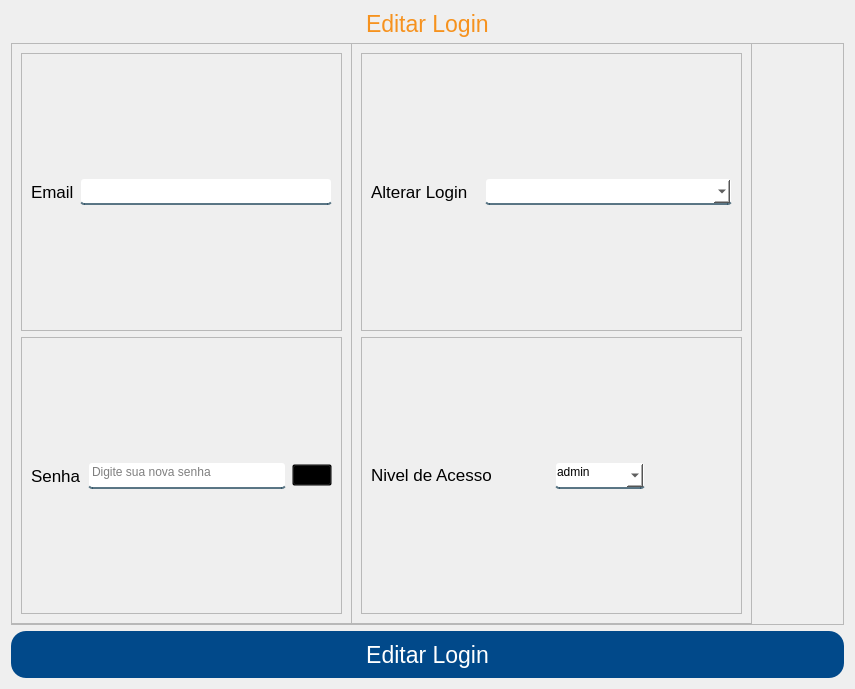
The window that App/view/ui/editarLogin.ui (Senac-SOR-ADS/Mapa-de-Sala) describes before a commit, drawn with Qt 5.
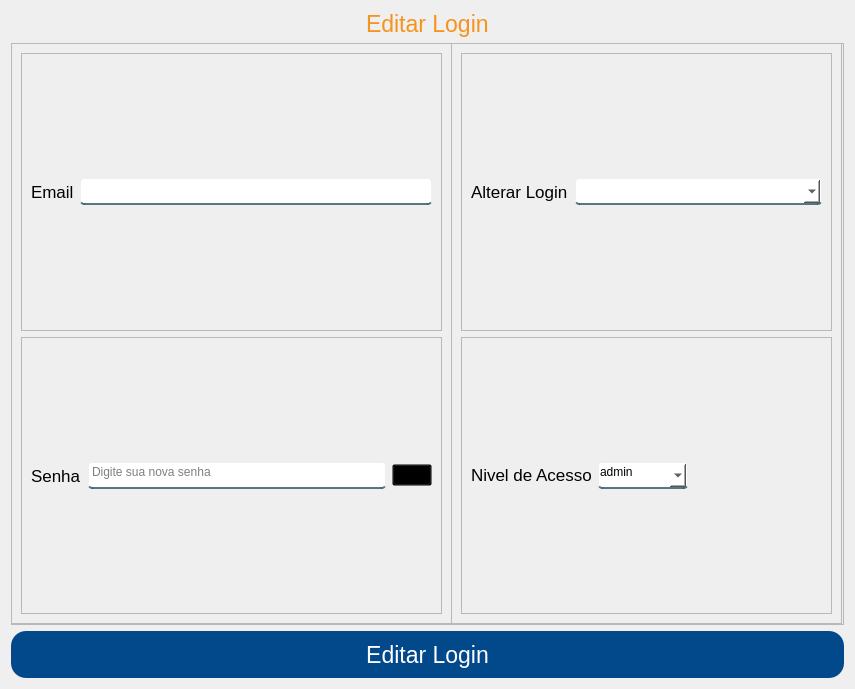
The same window after the commit. Icons and pictures are not drawn.

What changed in the file:
```diff
--- a/App/view/ui/editarLogin.ui
+++ b/App/view/ui/editarLogin.ui
@@ -85,7 +85,7 @@
        <rect>
         <x>0</x>
         <y>0</y>
-        <width>341</width>
+        <width>441</width>
         <height>581</height>
        </rect>
       </property>
@@ -171,8 +171,8 @@
             </property>
             <property name="iconSize">
              <size>
-              <width>30</width>
-              <height>30</height>
+              <width>20</width>
+              <height>20</height>
              </size>
             </property>
            </widget>
@@ -185,9 +185,9 @@
      <widget class="QFrame" name="frame_3">
       <property name="geometry">
        <rect>
-        <x>340</x>
+        <x>440</x>
         <y>0</y>
-        <width>401</width>
+        <width>391</width>
         <height>581</height>
        </rect>
       </property>
@@ -256,7 +256,7 @@
             </property>
            </widget>
           </item>
-          <item alignment="Qt::AlignLeft">
+          <item>
            <widget class="QComboBox" name="nivelAcesso">
             <property name="minimumSize">
              <size>
@@ -282,6 +282,19 @@
             </item>
            </widget>
           </item>
+          <item>
+           <spacer name="horizontalSpacer">
+            <property name="orientation">
+             <enum>Qt::Horizontal</enum>
+            </property>
+            <property name="sizeHint" stdset="0">
+             <size>
+              <width>40</width>
+              <height>20</height>
+             </size>
+            </property>
+           </spacer>
+          </item>
          </layout>
         </widget>
        </item>
```
Left out of the diff: 1 changed line with no effect on the pictures.
